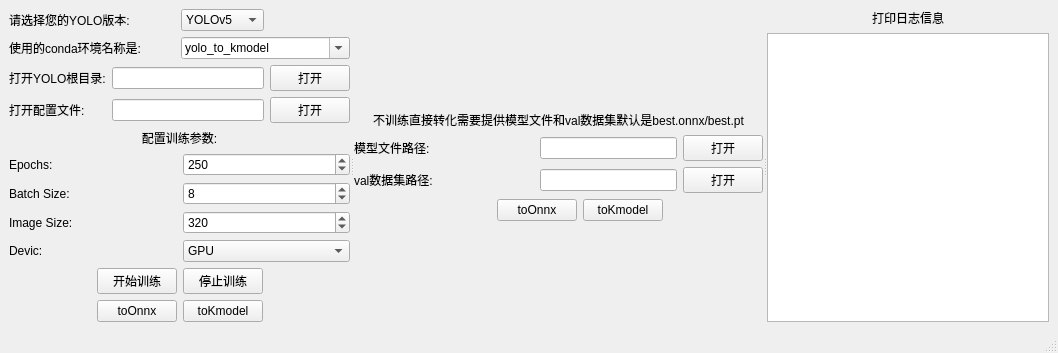
This is src/widget/yolocontrol.ui in lucaschang1918/yolo_simple_conversion_tool as Qt 5 draws it before an edit. The edited form follows.
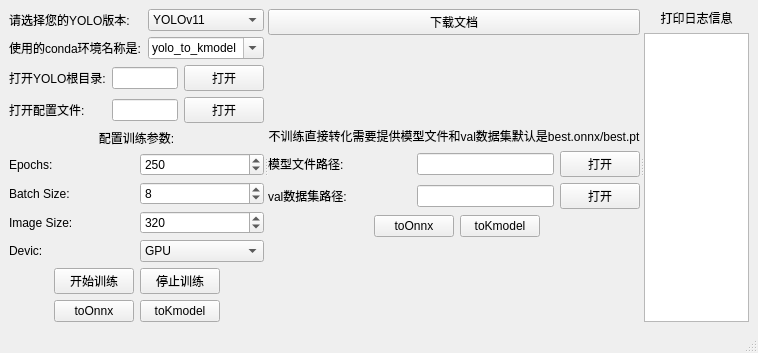
This is the edited form.

```diff
--- a/src/widget/yolocontrol.ui
+++ b/src/widget/yolocontrol.ui
@@ -6,7 +6,7 @@
    <rect>
     <x>0</x>
     <y>0</y>
-    <width>1058</width>
+    <width>758</width>
     <height>353</height>
    </rect>
   </property>
@@ -34,25 +34,6 @@
             </property>
            </widget>
           </item>
-          <item row="0" column="2">
-           <widget class="QComboBox" name="m_comVersion">
-            <item>
-             <property name="text">
-              <string>YOLOv5</string>
-             </property>
-            </item>
-            <item>
-             <property name="text">
-              <string>YOLOv8</string>
-             </property>
-            </item>
-            <item>
-             <property name="text">
-              <string>YOLOv11</string>
-             </property>
-            </item>
-           </widget>
-          </item>
           <item row="1" column="0" colspan="2">
            <widget class="QLabel" name="label_9">
             <property name="text">
@@ -115,6 +96,25 @@
             </property>
            </widget>
           </item>
+          <item row="0" column="2" colspan="2">
+           <widget class="QComboBox" name="m_comVersion">
+            <item>
+             <property name="text">
+              <string>YOLOv11</string>
+             </property>
+            </item>
+            <item>
+             <property name="text">
+              <string>YOLOv8</string>
+             </property>
+            </item>
+            <item>
+             <property name="text">
+              <string>YOLOv5</string>
+             </property>
+            </item>
+           </widget>
+          </item>
          </layout>
         </item>
         <item>
@@ -314,6 +314,13 @@
        </property>
        <widget class="QWidget" name="layoutWidget">
         <layout class="QVBoxLayout" name="verticalLayout">
+         <item>
+          <widget class="QPushButton" name="m_btnDownload">
+           <property name="text">
+            <string>下载文档</string>
+           </property>
+          </widget>
+         </item>
          <item>
           <spacer name="verticalSpacer">
            <property name="orientation">
```
